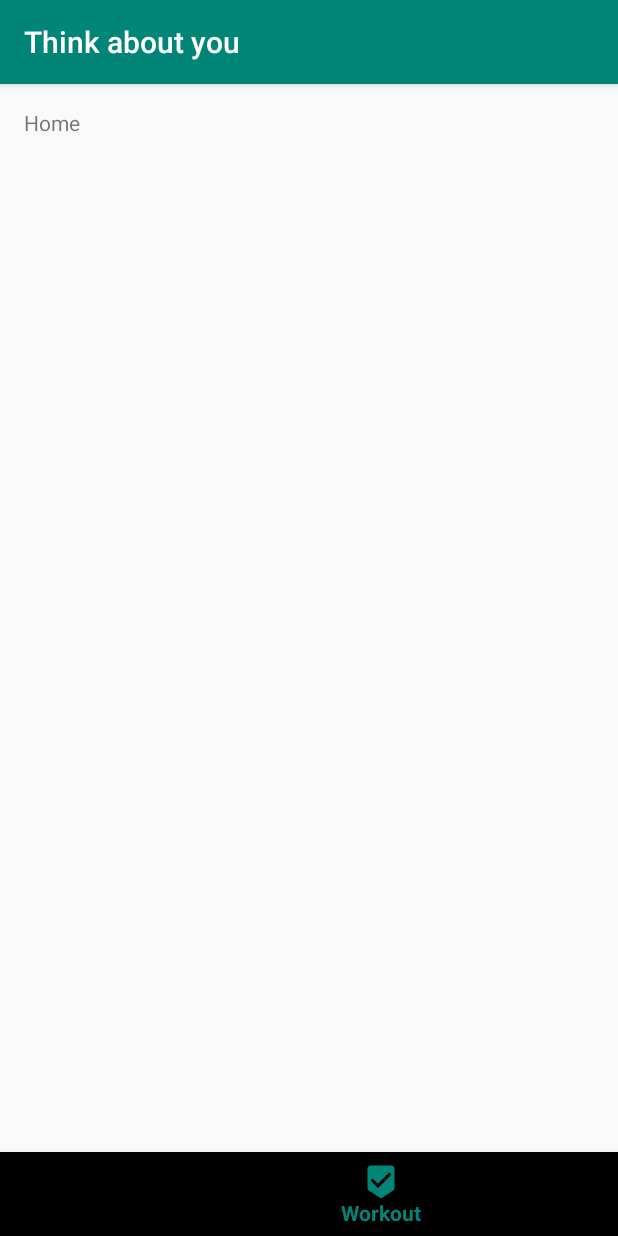
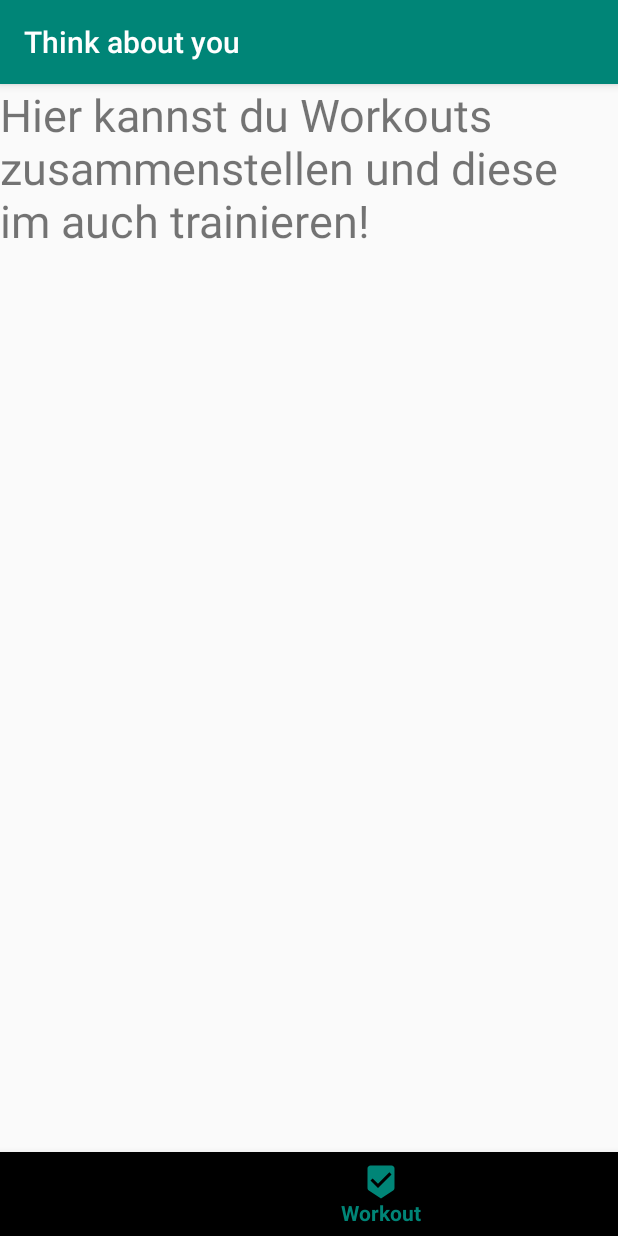
Before and after one commit to lukashumer2002/ThinkAboutYou, an Android app: the screen it shows after launch (MainActivity), item 3 of the bottom bar chosen, on a phone screen of 412 x 824 dp. Run offline under Robolectric (Android 15) with nearby library versions, the phone set to English and light mode, and no system bars; our stand-ins replace Firebase (no records; nobody signed in at launch, a user with empty details on screens opened directly).

Commit message:
WorkoutActivity started

```diff
--- a/app/src/main/java/com/example/thinkaboutyou/KcalActivity.java
+++ b/app/src/main/java/com/example/thinkaboutyou/KcalActivity.java
@@ -2,8 +2,10 @@ package com.example.thinkaboutyou;
 
 import android.content.DialogInterface;
 import android.content.Intent;
+import android.os.Build;
 import android.os.Bundle;
 import android.support.annotation.Nullable;
+import android.support.annotation.RequiresApi;
 import android.support.design.widget.BottomNavigationView;
 import android.support.design.widget.FloatingActionButton;
 import android.support.v4.app.Fragment;
@@ -42,6 +44,7 @@ public class KcalActivity extends Fragment {
     List<Meal> listMeals;
     MealAdapter ad;
 
+    @RequiresApi(api = Build.VERSION_CODES.HONEYCOMB)
     @Nullable
     @Override
     public View onCreateView(@NonNull LayoutInflater inflater, @Nullable ViewGroup container, @Nullable Bundle savedInstanceState) {
@@ -76,6 +79,7 @@ public class KcalActivity extends Fragment {
                 setAdapter(listMeals);
             }
         });
+
 
         return inflater1;
     }
--- a/app/src/main/res/layout/activity_workout.xml
+++ b/app/src/main/res/layout/activity_workout.xml
@@ -1,5 +1,5 @@
 <?xml version="1.0" encoding="utf-8"?>
-<android.support.constraint.ConstraintLayout xmlns:android="http://schemas.android.com/apk/res/android"
+<RelativeLayout xmlns:android="http://schemas.android.com/apk/res/android"
     xmlns:app="http://schemas.android.com/apk/res-auto"
     xmlns:tools="http://schemas.android.com/tools"
     android:id="@+id/container"
@@ -7,15 +7,49 @@
     android:layout_height="match_parent"
     tools:context=".WorkoutActivity">
 
-    <TextView
-        android:id="@+id/message"
-        android:layout_width="wrap_content"
-        android:layout_height="wrap_content"
-        android:layout_marginStart="@dimen/activity_horizontal_margin"
-        android:layout_marginLeft="@dimen/activity_horizontal_margin"
-        android:layout_marginTop="@dimen/activity_vertical_margin"
-        android:text="@string/title_home"
-        app:layout_constraintLeft_toLeftOf="parent"
-        app:layout_constraintTop_toTopOf="parent" />
+    <TableLayout
+        android:layout_width="match_parent"
+        android:layout_height="match_parent">
 
-</android.support.constraint.ConstraintLayout>
+        <TableRow
+            android:layout_width="match_parent"
+            android:layout_height="match_parent"
+            android:layout_weight="1">
+
+            <TextView
+                android:id="@+id/textView"
+                android:layout_width="match_parent"
+                android:layout_height="match_parent"
+                android:layout_weight="1"
+                android:textSize="30dp"
+
+                android:text="Hier kannst du Workouts zusammenstellen und diese im auch trainieren!" />
+        </TableRow>
+
+        <TableRow
+            android:layout_width="match_parent"
+            android:layout_height="match_parent"
+            android:layout_weight="100">
+
+            <ListView
+                android:id="@+id/WOListView"
+                android:layout_width="wrap_content"
+                android:layout_height="wrap_content" />
+        </TableRow>
+
+        <TableRow
+            android:layout_width="match_parent"
+            android:layout_height="match_parent"
+            android:layout_weight="1">
+
+            <android.support.design.widget.FloatingActionButton
+                android:id="@+id/floatingActionButton"
+                android:layout_width="match_parent"
+                android:layout_height="wrap_content"
+                android:layout_gravity="bottom|right"
+                android:clickable="true"
+                android:src="@android:drawable/ic_input_add" />
+        </TableRow>
+    </TableLayout>
+
+</RelativeLayout>
--- a/app/src/main/res/layout/addnewmeal.xml
+++ b/app/src/main/res/layout/addnewmeal.xml
@@ -16,6 +16,8 @@
                 android:layout_width="wrap_content"
                 android:layout_height="wrap_content"
                 android:layout_weight="1"
+                android:textSize="20dp"
+                android:textStyle="bold"
                 android:text="Neues Gericht hinzufügen" />
         </TableRow>
 
--- a/build.gradle
+++ b/build.gradle
@@ -8,7 +8,7 @@ buildscript {
     }
     dependencies {
         classpath 'com.android.tools.build:gradle:3.4.0'
-        classpath 'com.google.gms:google-services:4.1.0'
+        classpath 'com.google.gms:google-services:4.2.0'
 
 
         // NOTE: Do not place your application dependencies here; they belong
```
Also changed, not shown: app/src/main/java/com/example/thinkaboutyou/ShowWorkouts_Adapter.java (added, +43 -0 lines), app/src/main/java/com/example/thinkaboutyou/Workouts.java (added, +14 -0 lines).
